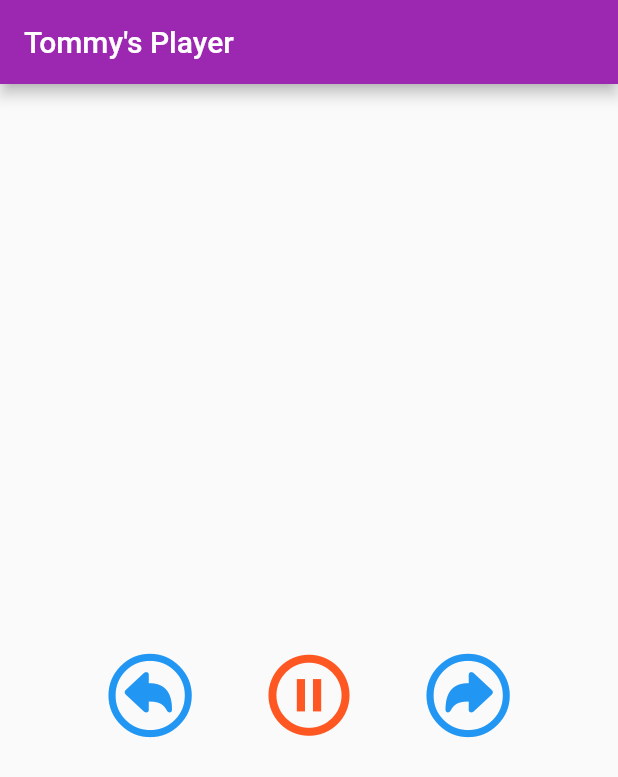
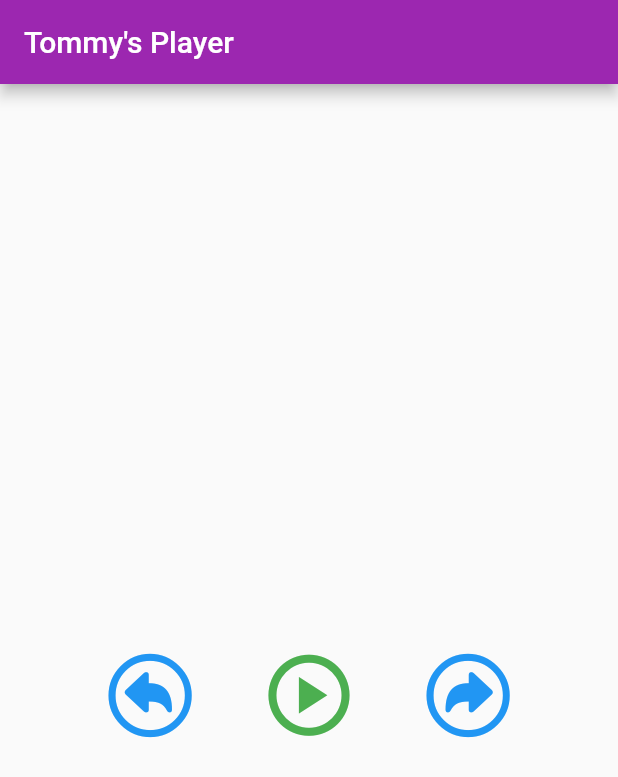
Before and after one commit to mitrakov/tommyplayer, a Flutter app: the screen it shows after launch, after a tap on the "play circle" icon, on a phone screen of 412 x 824 dp. Shown: the top 777 px of the screen. Run offline on Flutter 3.47's test engine with Material 2 defaults, Android fonts, the phone set to English and light mode, and no system bars; our stand-ins replace just_audio, just_audio_background; network calls fail; statements that could not run were skipped.

```diff
--- a/lib/main.dart
+++ b/lib/main.dart
@@ -1,5 +1,4 @@
 // ignore_for_file: avoid_print, use_key_in_widget_constructors, constant_identifier_names, curly_braces_in_flow_control_structures
-import 'dart:math';
 import 'package:flutter/cupertino.dart' show CupertinoIcons;
 import 'package:flutter/material.dart';
 import 'package:just_audio/just_audio.dart';
@@ -9,9 +8,9 @@ import 'package:uuid/uuid.dart';
 import 'package:tommyplayer/model.dart';
 
 /// Starting point
+/// Xiaomi Redmi Note 9 Pro = Android 10.0 (API 29)
+/// Samsung SM-G930F (S7) = Android 8.0 (API 26)
 Future<void> main() async {
-  const int PLAYLIST_SIZE = 100;    // TODO: will "hang" on high values! Need to optimize
-
   // allow "async" in main
   WidgetsFlutterBinding.ensureInitialized();
 
@@ -26,22 +25,19 @@ Future<void> main() async {
   const uuid = Uuid();
   final model = MyModel();
   final player = AudioPlayer();
-  final random = Random(DateTime.now().millisecondsSinceEpoch);
 
   // init model
   await model.loadAll();
 
   // init player
-  final audioSource = ConcatenatingAudioSource(
-    useLazyPreparation: true,
-    shuffleOrder: DefaultShuffleOrder(random: random),
-    children: model.playlist.take(PLAYLIST_SIZE).map((String file) =>
-      AudioSource.uri(Uri.parse(Uri.encodeFull("${MyModel.url}/$file")), tag: MediaItem(id: uuid.v4(), title: file))
-    ).toList()
-  );
-  player.setAudioSource(audioSource, preload: false);
+  // set "useLazyPreparation" to "true" to load as late as possible
+  // set "children" to [] to avoid loading tracks all-at-once!
+  final audioSource = ConcatenatingAudioSource(useLazyPreparation: true, children: []);
+  player.setAudioSource(audioSource, preload: false); // set preload to "false" to delay immediate loading
   player.setLoopMode(LoopMode.all);
-  player.setShuffleModeEnabled(true);
+
+  // async loading
+  model.playlistStream.listen((song) => audioSource.add(AudioSource.uri(Uri.parse(Uri.encodeFull("${MyModel.url}/$song")), tag: MediaItem(id: uuid.v4(), title: song))));
 
   // run!
   runApp(ScopedModel(model: model, child: MainApp(player)));
@@ -60,7 +56,6 @@ class MainApp extends StatefulWidget {
 }
 
 class _MainAppState extends State<MainApp> {
-  bool isPlaying = false;
   String currentSong = "";
 
   @override
@@ -72,24 +67,25 @@ class _MainAppState extends State<MainApp> {
 
   /// Callback for PLAY and PAUSE buttons
   void onPlayButtonClick() {
-    if (isPlaying) widget.player.pause(); else widget.player.play();
-    setState(() {
-      isPlaying = !isPlaying;
-    });
+    if (widget.player.playing) widget.player.pause();
+    else widget.player.play();
   }
 
   /// Updates current song name in "setState" manner
   void updateCurrentSong() {
-    setState(() {
-      final int index = widget.player.currentIndex ?? 0;
-      currentSong = "${widget.player.audioSource?.sequence[index].tag.title}";
-    });
+    final int? index = widget.player.currentIndex;
+    final List<IndexedAudioSource> seq = widget.player.audioSource?.sequence ?? [];
+    if (index != null && seq.isNotEmpty) {
+      setState(() {
+        currentSong = "${seq[index].tag.title}";
+      });
+    }
   }
 
   @override
   Widget build(BuildContext context) {
     return MaterialApp(
-      title: "Where is this title shown?",
+      title: "Hey-Hey",
       theme: ThemeData(primarySwatch: Colors.purple),
       home: ScopedModelDescendant<MyModel>(builder: (context, child, model) {
         return Scaffold(
@@ -111,8 +107,8 @@ class _MainAppState extends State<MainApp> {
                     ),
                     const SizedBox(width: MainApp.MARGIN),
                     IconButton(
-                      icon: Icon(isPlaying ? Icons.pause_circle_outlined : Icons.play_circle_outlined),
-                      color: isPlaying ? Colors.deepOrange : Colors.green,
+                      icon: Icon(widget.player.playing ? Icons.pause_circle_outlined : Icons.play_circle_outlined),
+                      color: widget.player.playing ? Colors.deepOrange : Colors.green,
                       iconSize: MainApp.ICON_SIZE,
                       onPressed: onPlayButtonClick
                     ),
--- a/lib/model.dart
+++ b/lib/model.dart
@@ -10,11 +10,13 @@ class MyModel extends Model {
   static const String url = "http://mitrakoff.com:2000/music";  // allow insecure "http" in settings!
   final Random _random = Random(DateTime.now().millisecondsSinceEpoch);
   final List<String> _playlist = [];
+  late Stream<String> _playlistStream;
 
   // getters
   /// List of file names with extension, without URL-encoding, without any URI paths. Example: ["Queen - Show must go on.mp3"]
-  List<String> get playlist => _playlist;
+  Stream<String> get playlistStream => _playlistStream;
 
+  // functions
   /// Loads all data from the web server asynchronously. Should be called once.
   Future loadAll() async {
     final response = await http.get(Uri.parse(url));
@@ -24,7 +26,8 @@ class MyModel extends Model {
       _playlist.clear();
       _playlist.addAll(elements.map((e) => e.text));
       _playlist.shuffle(_random);
-      print("Playlist: $_playlist");
+      _playlistStream = Stream.periodic(const Duration(milliseconds: 1), (i) => _playlist[i]).take(_playlist.length);
+      print("Loaded ${_playlist.length} songs; playlist: $_playlist");
     } else throw Exception("Cannot load from $url");
   }
 }
--- a/pubspec.yaml
+++ b/pubspec.yaml
@@ -2,7 +2,7 @@
 name: tommyplayer
 description: Tommy's Player
 
-version: 1.0.0+1
+version: 1.1.0+6
 
 environment:
   sdk: ">=2.15.0 <3.0.0"
```
